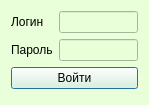
Meller008/CRM-Avi, file ui/login.ui: the form before one commit.
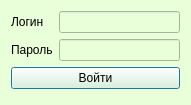
The form after the commit.

```diff
--- a/ui/login.ui
+++ b/ui/login.ui
@@ -6,7 +6,7 @@
    <rect>
     <x>0</x>
     <y>0</y>
-    <width>149</width>
+    <width>191</width>
     <height>105</height>
    </rect>
   </property>
```
